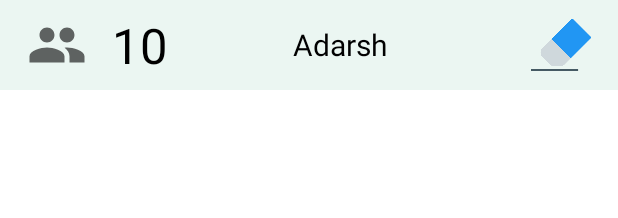
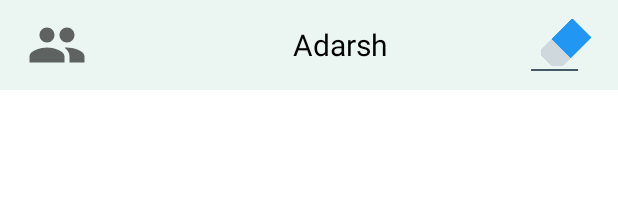
Before and after one commit to The-Lazy-People/Squiggle, an Android app: the layout game_content.xml on its own in the app's theme, with its tools: preview values and no code run, on a phone screen of 412 x 824 dp. Shown: the top 218 px of the screen. Run offline under Robolectric (Android 15) with nearby library versions, the light colour scheme and no system bars; Roboto replaces fonts that are not available here.

Commit message:
timmer implemented

```diff
--- a/app/src/main/res/layout/game_content.xml
+++ b/app/src/main/res/layout/game_content.xml
@@ -104,7 +104,7 @@
         android:layout_marginBottom="8dp"
         android:gravity="center"
         android:singleLine="false"
-        android:text="10"
+        android:text=""
         android:textColor="#000000"
         app:autoSizeTextType="uniform"
         app:layout_constraintBottom_toTopOf="@+id/coordinatorLayout"
```
Also changed, not shown: app/src/main/java/com/thelazypeople/scribbl/GameActivity.kt (+29 -19 lines).
